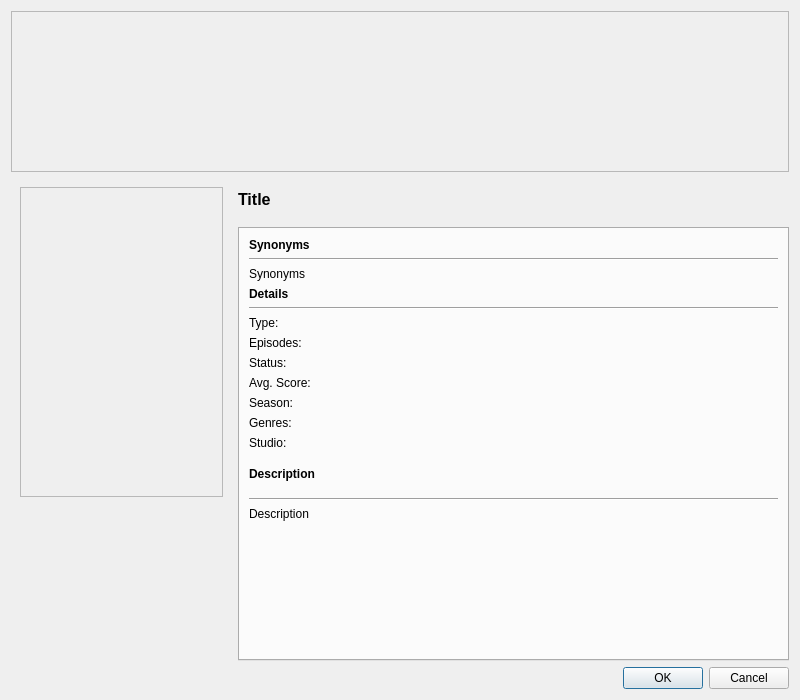
The window that ui/title_details.ui (RealMihp/nekodesk) describes before a commit, drawn with Qt 5.
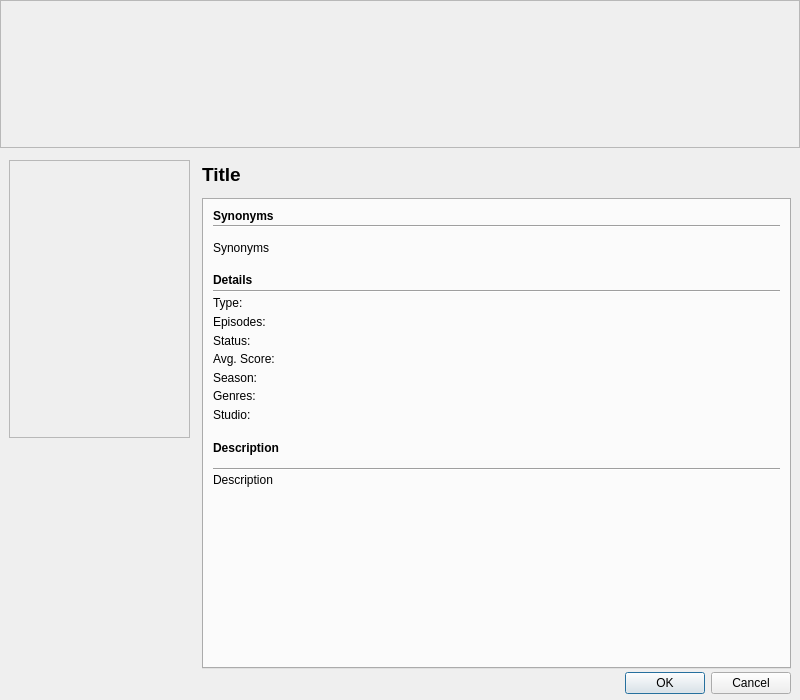
The same window after the commit.

Commit message: fix: title_details display + get_color_pixmap func

```diff
--- a/ui/title_details.ui
+++ b/ui/title_details.ui
@@ -31,13 +31,28 @@
   <property name="windowTitle">
    <string>Details</string>
   </property>
-  <layout class="QVBoxLayout" name="verticalLayout_8">
+  <layout class="QVBoxLayout" name="verticalLayout_3">
+   <property name="spacing">
+    <number>3</number>
+   </property>
+   <property name="leftMargin">
+    <number>0</number>
+   </property>
+   <property name="topMargin">
+    <number>0</number>
+   </property>
+   <property name="rightMargin">
+    <number>0</number>
+   </property>
+   <property name="bottomMargin">
+    <number>6</number>
+   </property>
    <item>
-    <layout class="QVBoxLayout" name="main_verticalLayout" stretch="2,6">
+    <layout class="QVBoxLayout" name="main_verticalLayout" stretch="2,7">
      <item>
       <widget class="QLabel" name="banner_label">
        <property name="sizePolicy">
-        <sizepolicy hsizetype="Ignored" vsizetype="Ignored">
+        <sizepolicy hsizetype="Preferred" vsizetype="Preferred">
          <horstretch>0</horstretch>
          <verstretch>0</verstretch>
         </sizepolicy>
@@ -66,7 +81,10 @@
       </widget>
      </item>
      <item>
-      <layout class="QHBoxLayout" name="info_horizontalLayout" stretch="2,5">
+      <layout class="QHBoxLayout" name="info_horizontalLayout" stretch="2,6">
+       <property name="rightMargin">
+        <number>0</number>
+       </property>
        <item>
         <widget class="QFrame" name="poster_frame">
          <property name="frameShape">
@@ -75,11 +93,11 @@
          <property name="frameShadow">
           <enum>QFrame::Shadow::Raised</enum>
          </property>
-         <layout class="QVBoxLayout" name="verticalLayout_5" stretch="2,1">
+         <layout class="QVBoxLayout" name="verticalLayout_5" stretch="5,4">
           <item>
            <widget class="QLabel" name="poster_label">
             <property name="sizePolicy">
-             <sizepolicy hsizetype="Ignored" vsizetype="Ignored">
+             <sizepolicy hsizetype="Preferred" vsizetype="Preferred">
               <horstretch>0</horstretch>
               <verstretch>0</verstretch>
              </sizepolicy>
@@ -106,7 +124,7 @@
              <bool>false</bool>
             </property>
             <property name="alignment">
-             <set>Qt::AlignmentFlag::AlignCenter</set>
+             <set>Qt::AlignmentFlag::AlignHCenter|Qt::AlignmentFlag::AlignTop</set>
             </property>
             <property name="openExternalLinks">
              <bool>true</bool>
@@ -131,11 +149,23 @@
        </item>
        <item>
         <layout class="QVBoxLayout" name="main_info_verticalLayout" stretch="1,10">
+         <property name="spacing">
+          <number>0</number>
+         </property>
+         <property name="sizeConstraint">
+          <enum>QLayout::SizeConstraint::SetDefaultConstraint</enum>
+         </property>
+         <property name="leftMargin">
+          <number>0</number>
+         </property>
+         <property name="rightMargin">
+          <number>9</number>
+         </property>
          <item>
           <widget class="QLabel" name="title_label">
            <property name="font">
             <font>
-             <pointsize>12</pointsize>
+             <pointsize>14</pointsize>
              <italic>false</italic>
              <bold>true</bold>
              <underline>false</underline>
@@ -147,6 +177,12 @@
            <property name="text">
             <string>Title</string>
            </property>
+           <property name="margin">
+            <number>0</number>
+           </property>
+           <property name="indent">
+            <number>0</number>
+           </property>
           </widget>
          </item>
          <item>
@@ -161,9 +197,12 @@
             <attribute name="title">
              <string>Main Info</string>
             </attribute>
-            <layout class="QVBoxLayout" name="verticalLayout_4">
+            <layout class="QVBoxLayout" name="verticalLayout_4" stretch="1,4,6">
              <item>
-              <layout class="QVBoxLayout" name="synonyms_verticalLayout">
+              <layout class="QVBoxLayout" name="synonyms_verticalLayout" stretch="1,1,1">
+               <property name="spacing">
+                <number>2</number>
+               </property>
                <item>
                 <widget class="QLabel" name="synonyms_header_label">
                  <property name="font">
@@ -185,16 +224,165 @@
                 </widget>
                </item>
                <item>
-                <widget class="QLabel" name="synonyms_label">
-                 <property name="text">
-                  <string>Synonyms</string>
+                <widget class="QScrollArea" name="synonyms_scrollArea">
+                 <property name="sizePolicy">
+                  <sizepolicy hsizetype="Preferred" vsizetype="Preferred">
+                   <horstretch>0</horstretch>
+                   <verstretch>0</verstretch>
+                  </sizepolicy>
                  </property>
+                 <property name="maximumSize">
+                  <size>
+                   <width>16777215</width>
+                   <height>35</height>
+                  </size>
+                 </property>
+                 <property name="palette">
+                  <palette>
+                   <active>
+                    <colorrole role="Base">
+                     <brush brushstyle="SolidPattern">
+                      <color alpha="0">
+                       <red>0</red>
+                       <green>0</green>
+                       <blue>0</blue>
+                      </color>
+                     </brush>
+                    </colorrole>
+                    <colorrole role="Window">
+                     <brush brushstyle="SolidPattern">
+                      <color alpha="0">
+                       <red>0</red>
+                       <green>0</green>
+                       <blue>0</blue>
+                      </color>
+                     </brush>
+                    </colorrole>
+                   </active>
+                   <inactive>
+                    <colorrole role="Base">
+                     <brush brushstyle="SolidPattern">
+                      <color alpha="0">
+                       <red>0</red>
+                       <green>0</green>
+                       <blue>0</blue>
+                      </color>
+                     </brush>
+                    </colorrole>
+                    <colorrole role="Window">
+                     <brush brushstyle="SolidPattern">
+                      <color alpha="0">
+                       <red>0</red>
+                       <green>0</green>
+                       <blue>0</blue>
+                      </color>
+                     </brush>
+                    </colorrole>
+                   </inactive>
+                   <disabled>
+                    <colorrole role="Base">
+                     <brush brushstyle="SolidPattern">
+                      <color alpha="0">
+                       <red>0</red>
+                       <green>0</green>
+                       <blue>0</blue>
+                      </color>
+                     </brush>
+                    </colorrole>
+                    <colorrole role="Window">
+                     <brush brushstyle="SolidPattern">
+                      <color alpha="0">
+                       <red>0</red>
+                       <green>0</green>
+                       <blue>0</blue>
+                      </color>
+                     </brush>
+                    </colorrole>
+                   </disabled>
+                  </palette>
+                 </property>
+                 <property name="styleSheet">
+                  <string notr="true"/>
+                 </property>
+                 <property name="frameShape">
+                  <enum>QFrame::Shape::NoFrame</enum>
+                 </property>
+                 <property name="frameShadow">
+                  <enum>QFrame::Shadow::Sunken</enum>
+                 </property>
+                 <property name="lineWidth">
+                  <number>1</number>
+                 </property>
+                 <property name="verticalScrollBarPolicy">
+                  <enum>Qt::ScrollBarPolicy::ScrollBarAlwaysOff</enum>
+                 </property>
+                 <property name="sizeAdjustPolicy">
+                  <enum>QAbstractScrollArea::SizeAdjustPolicy::AdjustToContents</enum>
+                 </property>
+                 <property name="widgetResizable">
+                  <bool>true</bool>
+                 </property>
+                 <widget class="QWidget" name="synonyms_scrollAreaWidgetContents">
+                  <property name="geometry">
+                   <rect>
+                    <x>0</x>
+                    <y>0</y>
+                    <width>556</width>
+                    <height>35</height>
+                   </rect>
+                  </property>
+                  <property name="maximumSize">
+                   <size>
+                    <width>16777215</width>
+                    <height>16777215</height>
+                   </size>
+                  </property>
+                  <property name="autoFillBackground">
+                   <bool>false</bool>
+                  </property>
+                  <layout class="QVBoxLayout" name="verticalLayout_2">
+                   <property name="spacing">
+                    <number>0</number>
+                   </property>
+                   <property name="leftMargin">
+                    <number>0</number>
+                   </property>
+                   <property name="topMargin">
+                    <number>0</number>
+                   </property>
+                   <property name="rightMargin">
+                    <number>0</number>
+                   </property>
+                   <property name="bottomMargin">
+                    <number>0</number>
+                   </property>
+                   <item>
+                    <widget class="QLabel" name="synonyms_label">
+                     <property name="maximumSize">
+                      <size>
+                       <width>16777215</width>
+                       <height>16777215</height>
+                      </size>
+                     </property>
+                     <property name="text">
+                      <string>Synonyms</string>
+                     </property>
+                     <property name="margin">
+                      <number>0</number>
+                     </property>
+                    </widget>
+                   </item>
+                  </layout>
+                 </widget>
                 </widget>
                </item>
               </layout>
              </item>
              <item>
               <layout class="QVBoxLayout" name="details_verticalLayout">
+               <property name="spacing">
+                <number>2</number>
+               </property>
                <item>
                 <widget class="QLabel" name="details_header_label">
                  <property name="font">
@@ -266,7 +454,10 @@
               </layout>
              </item>
              <item>
-              <layout class="QVBoxLayout" name="desc_verticalLayout" stretch="1,1,4">
+              <layout class="QVBoxLayout" name="desc_verticalLayout" stretch="1,1,5">
+               <property name="spacing">
+                <number>2</number>
+               </property>
                <item>
                 <widget class="QLabel" name="desc_header_label">
                  <property name="font">
@@ -287,13 +478,129 @@
                 </widget>
                </item>
                <item>
-                <widget class="QLabel" name="desc_label">
-                 <property name="text">
-                  <string>Description</string>
+                <widget class="QScrollArea" name="desc_scrollArea">
+                 <property name="palette">
+                  <palette>
+                   <active>
+                    <colorrole role="Base">
+                     <brush brushstyle="SolidPattern">
+                      <color alpha="0">
+                       <red>0</red>
+                       <green>0</green>
+                       <blue>0</blue>
+                      </color>
+                     </brush>
+                    </colorrole>
+                    <colorrole role="Window">
+                     <brush brushstyle="SolidPattern">
+                      <color alpha="0">
+                       <red>0</red>
+                       <green>0</green>
+                       <blue>0</blue>
+                      </color>
+                     </brush>
+                    </colorrole>
+                   </active>
+                   <inactive>
+                    <colorrole role="Base">
+                     <brush brushstyle="SolidPattern">
+                      <color alpha="0">
+                       <red>0</red>
+                       <green>0</green>
+                       <blue>0</blue>
+                      </color>
+                     </brush>
+                    </colorrole>
+                    <colorrole role="Window">
+                     <brush brushstyle="SolidPattern">
+                      <color alpha="0">
+                       <red>0</red>
+                       <green>0</green>
+                       <blue>0</blue>
+                      </color>
+                     </brush>
+                    </colorrole>
+                   </inactive>
+                   <disabled>
+                    <colorrole role="Base">
+                     <brush brushstyle="SolidPattern">
+                      <color alpha="0">
+                       <red>0</red>
+                       <green>0</green>
+                       <blue>0</blue>
+                      </color>
+                     </brush>
+                    </colorrole>
+                    <colorrole role="Window">
+                     <brush brushstyle="SolidPattern">
+                      <color alpha="0">
+                       <red>0</red>
+                       <green>0</green>
+                       <blue>0</blue>
+                      </color>
+                     </brush>
+                    </colorrole>
+                   </disabled>
+                  </palette>
                  </property>
-                 <property name="alignment">
-                  <set>Qt::AlignmentFlag::AlignLeading|Qt::AlignmentFlag::AlignLeft|Qt::AlignmentFlag::AlignTop</set>
+                 <property name="styleSheet">
+                  <string notr="true"/>
                  </property>
+                 <property name="frameShape">
+                  <enum>QFrame::Shape::NoFrame</enum>
+                 </property>
+                 <property name="frameShadow">
+                  <enum>QFrame::Shadow::Sunken</enum>
+                 </property>
+                 <property name="widgetResizable">
+                  <bool>true</bool>
+                 </property>
+                 <widget class="QWidget" name="desc_scrollAreaWidgetContents">
+                  <property name="geometry">
+                   <rect>
+                    <x>0</x>
+                    <y>0</y>
+                    <width>556</width>
+                    <height>171</height>
+                   </rect>
+                  </property>
+                  <property name="autoFillBackground">
+                   <bool>false</bool>
+                  </property>
+                  <layout class="QVBoxLayout" name="verticalLayout">
+                   <property name="spacing">
+                    <number>0</number>
+                   </property>
+                   <property name="leftMargin">
+                    <number>0</number>
+                   </property>
+                   <property name="topMargin">
+                    <number>0</number>
+                   </property>
+                   <property name="rightMargin">
+                    <number>0</number>
+                   </property>
+                   <property name="bottomMargin">
+                    <number>0</number>
+                   </property>
+                   <item>
+                    <widget class="QLabel" name="desc_label">
+                     <property name="text">
+                      <string>Description</string>
+                     </property>
+                     <property name="textFormat">
+                      <enum>Qt::TextFormat::RichText</enum>
+                     </property>
+                     <property name="alignment">
+                      <set>Qt::AlignmentFlag::AlignLeading|Qt::AlignmentFlag::AlignLeft|Qt::AlignmentFlag::AlignTop</set>
+                     </property>
+                     <property name="wordWrap">
+                      <bool>true</bool>
+                     </property>
+                    </widget>
+                   </item>
+                  </layout>
+                 </widget>
                 </widget>
                </item>
               </layout>
@@ -309,11 +616,34 @@
     </layout>
    </item>
    <item>
-    <widget class="QDialogButtonBox" name="buttonBox">
-     <property name="standardButtons">
-      <set>QDialogButtonBox::StandardButton::Cancel|QDialogButtonBox::StandardButton::Ok</set>
+    <layout class="QHBoxLayout" name="buttonBox_horizontalLayout" stretch="1,0">
+     <property name="spacing">
+      <number>0</number>
      </property>
-    </widget>
+     <item>
+      <widget class="QDialogButtonBox" name="buttonBox">
+       <property name="standardButtons">
+        <set>QDialogButtonBox::StandardButton::Cancel|QDialogButtonBox::StandardButton::Ok</set>
+       </property>
+      </widget>
+     </item>
+     <item>
+      <spacer name="horizontalSpacer">
+       <property name="orientation">
+        <enum>Qt::Orientation::Horizontal</enum>
+       </property>
+       <property name="sizeType">
+        <enum>QSizePolicy::Policy::Preferred</enum>
+       </property>
+       <property name="sizeHint" stdset="0">
+        <size>
+         <width>9</width>
+         <height>0</height>
+        </size>
+       </property>
+      </spacer>
+     </item>
+    </layout>
    </item>
   </layout>
  </widget>
```
The commit also changes 5 other files.
